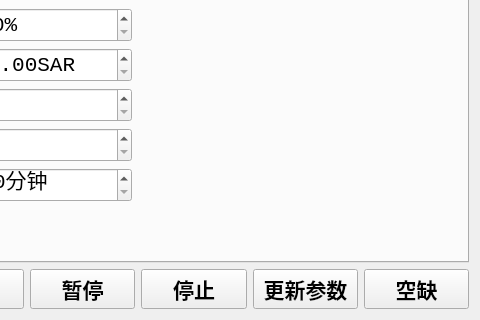
Before: the Qt Designer form Lemon01/lemon01.ui in BigMouseFive/lemon01, drawn with Qt 5; both pictures show x 367 to 847 and y 83 to 403 of the 847 by 403 pixel window.
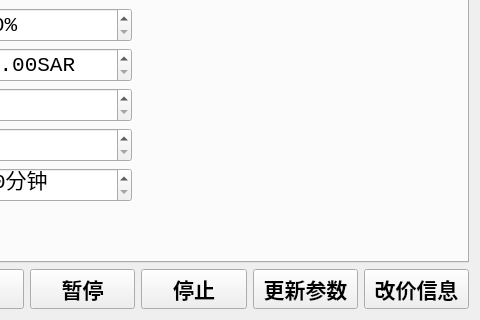
After: the same form once the commit is applied. Icons and pictures are not drawn. Custom widgets are drawn as their Qt base class.

What changed in the file:
```diff
--- a/Lemon01/lemon01.ui
+++ b/Lemon01/lemon01.ui
@@ -804,7 +804,7 @@
           </font>
          </property>
          <property name="text">
-          <string>空缺</string>
+          <string>改价信息</string>
          </property>
          <property name="icon">
           <iconset resource="lemon01.qrc">
```
